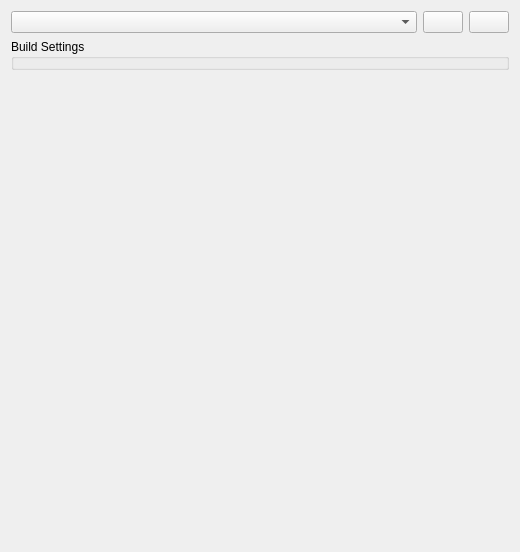
Before: the Qt Designer form plugins/qmakebuilder/qmakeconfig.ui in KDE/kdevelop, drawn with Qt 5.
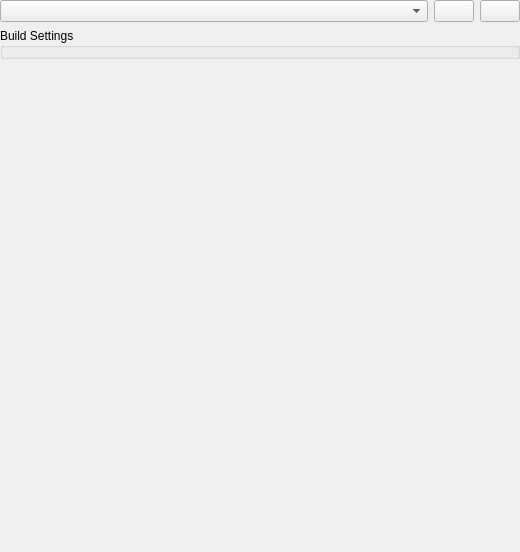
After: the same form once the commit is applied. Icons and pictures are not drawn. Custom widgets are drawn as their Qt base class.

Commit message:
Fix extra margins around config pages
KPageView changed behaviour in KF 5.65, no longer enforces a 0 margin
around pages itself, so we have to do it explicitly.

Diff of the .ui file:
```diff
--- a/plugins/qmakebuilder/qmakeconfig.ui
+++ b/plugins/qmakebuilder/qmakeconfig.ui
@@ -11,6 +11,18 @@
    </rect>
   </property>
   <layout class="QVBoxLayout" name="verticalLayout">
+   <property name="leftMargin">
+    <number>0</number>
+   </property>
+   <property name="topMargin">
+    <number>0</number>
+   </property>
+   <property name="rightMargin">
+    <number>0</number>
+   </property>
+   <property name="bottomMargin">
+    <number>0</number>
+   </property>
    <item>
     <layout class="QHBoxLayout" name="horizontalLayout">
      <property name="sizeConstraint">
```
The commit also changes 16 other files.
